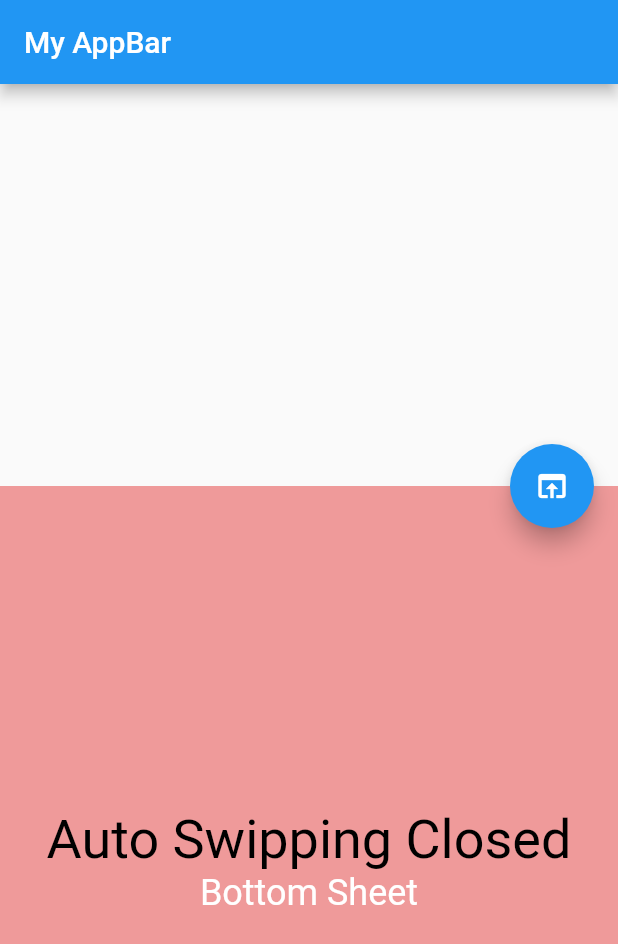
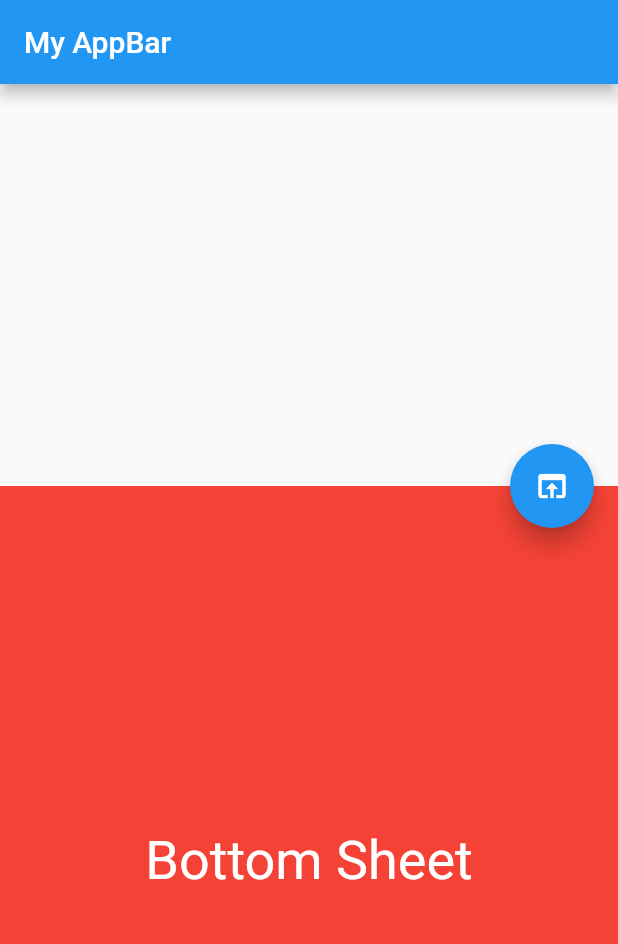
Before and after one commit to FlutterWay/bottom_sheet_scaffold, a Flutter app: the screen it shows after launch, on a phone screen of 412 x 824 dp. Shown: the top 944 px of the screen. Run offline on Flutter 3.47's test engine with Material 2 defaults, Android fonts, the phone set to English and light mode, and no system bars; our stand-ins replace get; missing offline and left inert: solid_bottom_sheet.

Commit message:
First commit

```diff
--- a/example/lib/main.dart
+++ b/example/lib/main.dart
@@ -33,24 +33,14 @@ class _MyHomePageState extends State<MyHomePage> {
   Widget build(BuildContext context) {
     return BottomSheetScaffold(
       bottomSheet: DraggableBottomSheet(
-        autoSwipped: false,
         body: Container(
           height: 500,
-          color: Colors.red[200],
-          child: Column(
-            mainAxisAlignment: MainAxisAlignment.center,
-            children: const [
-              Text(
-                'Auto Swipping Closed',
-                style: TextStyle(fontSize: 36, color: Colors.black),
-              ),
-              Center(
-                  child: Text(
-                "Bottom Sheet",
-                style: TextStyle(fontSize: 24, color: Colors.white),
-              )),
-            ],
-          ),
+          color: Colors.red,
+          child: const Center(
+              child: Text(
+            "Bottom Sheet",
+            style: TextStyle(fontSize: 36, color: Colors.white),
+          )),
         ),
         header: Container(
           height: 60,
--- a/lib/views/bottom_sheet.dart
+++ b/lib/views/bottom_sheet.dart
@@ -41,11 +41,7 @@ class DraggableBottomSheet extends StatelessWidget {
       autoSwiped: autoSwipped,
       maxHeight: maxHeight,
       minHeight: minHeight,
-      headerBar: header ??
-          Container(
-            height: 60,
-            color: Colors.black,
-          ),
+      headerBar: header ?? const SizedBox(),
       body: SingleChildScrollView(
         child: body,
       ),
```
Also changed, not shown: 1 other file.
